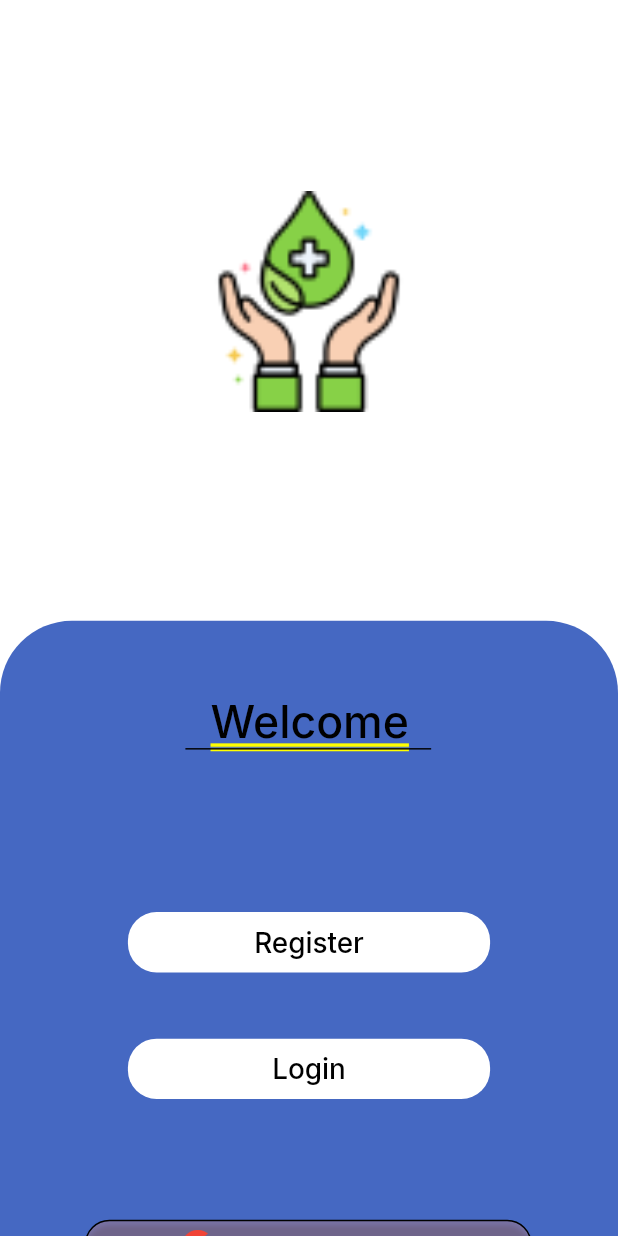
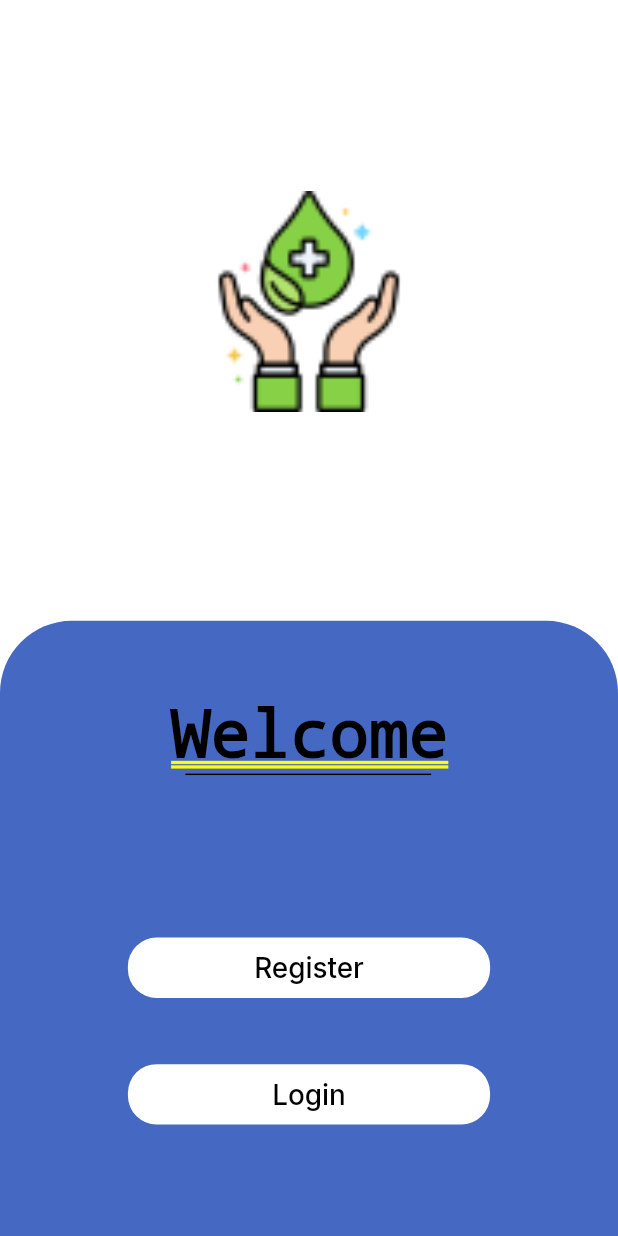
Before and after one commit to ShehanAmantha1/SDGP, a Flutter app: the screen it shows after launch, on a phone screen of 412 x 824 dp. Run offline on Flutter 3.47's test engine with Material 2 defaults, Android fonts, the phone set to English and light mode, and no system bars; our stand-ins replace google_fonts, image_picker; missing offline and left inert: tflite.

Commit message:
welcome page
upgrade welcome page

```diff
--- a/SDGP/lib/pages/welcome-page.dart
+++ b/SDGP/lib/pages/welcome-page.dart
@@ -19,8 +19,9 @@ class _WelcomepageState extends State<Welcomepage> {
     double ffem = fem * 0.97;
     return Container(
       width: double.infinity,
+
+
       child: Container(
-        // welcomepageHxk (1:2)
         padding: EdgeInsets.fromLTRB(0 * fem, 133 * fem, 0 * fem, 0 * fem),
         width: double.infinity,
         decoration: BoxDecoration(
@@ -60,12 +61,12 @@ class _WelcomepageState extends State<Welcomepage> {
                         EdgeInsets.fromLTRB(2 * fem, 0 * fem, 0 * fem, 0 * fem),
                     child: Text(
                       'Welcome',
-                      style: SafeGoogleFont(
-                        'Inter',
-                        fontSize: 32 * ffem,
-                        fontWeight: FontWeight.w500,
-                        height: 1.2125 * ffem / fem,
-                        color: Color(0xff000000),
+                      style: TextStyle(
+
+                        fontSize: 44.0,
+                        fontWeight: FontWeight.bold,
+
+                        color: Colors.black,
                       ),
                     ),
                   ),
@@ -236,6 +237,8 @@ class _WelcomepageState extends State<Welcomepage> {
           ],
         ),
       ),
+
     );
+
   }
 }
```
